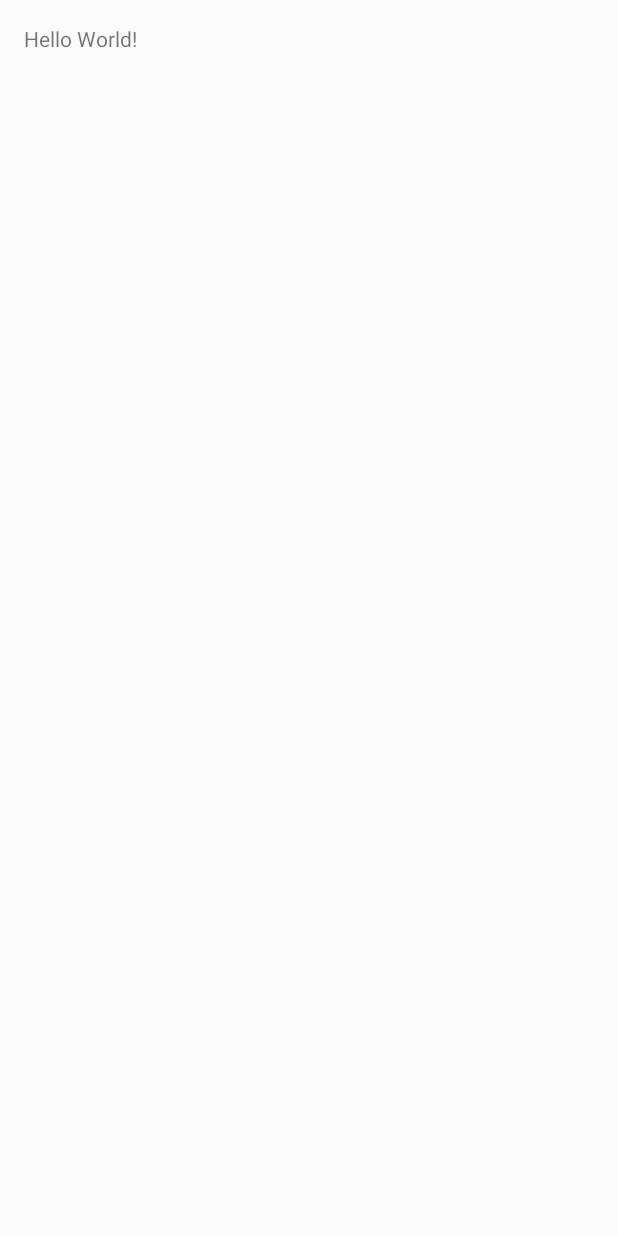
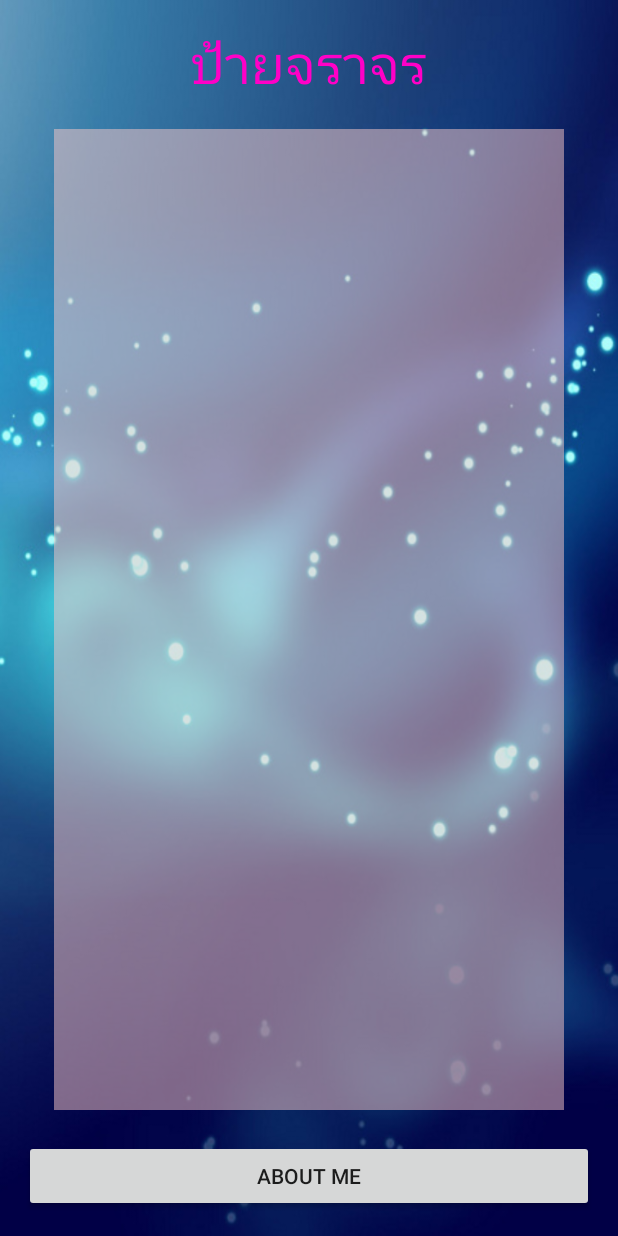
Before and after one commit to yaowalukMuz/My-Traffic, an Android app: the screen it shows after launch (MainActivity), on a phone screen of 412 x 824 dp. Before the commit the screen is almost empty. Run offline under Robolectric (Android 15) with nearby library versions, the phone set to English and light mode, and no system bars.

Commit message:
Design UI Main

```diff
--- a/app/src/main/res/layout/activity_main.xml
+++ b/app/src/main/res/layout/activity_main.xml
@@ -7,10 +7,32 @@
     android:paddingLeft="@dimen/activity_horizontal_margin"
     android:paddingRight="@dimen/activity_horizontal_margin"
     android:paddingTop="@dimen/activity_vertical_margin"
-    tools:context="com.hitachi_tstv.yaowaluk.yaowaluk.mytraffic.MainActivity">
+    tools:context="com.hitachi_tstv.yaowaluk.yaowaluk.mytraffic.MainActivity"
+    android:background="@drawable/bg8">
 
     <TextView
         android:layout_width="wrap_content"
         android:layout_height="wrap_content"
-        android:text="Hello World!" />
+        android:text="@string/head_main"
+        android:id="@+id/textView"
+        android:textSize="@dimen/h1"
+        android:layout_centerHorizontal="true"
+        android:textColor="@color/text" />
+
+    <Button
+        android:layout_width="match_parent"
+        android:layout_height="wrap_content"
+        android:text="@string/about_me_btn"
+        android:id="@+id/button"
+        android:layout_alignParentBottom="true" />
+
+    <ListView
+        android:layout_width="wrap_content"
+        android:layout_height="wrap_content"
+        android:id="@+id/listView"
+        android:layout_below="@+id/textView"
+        android:layout_above="@+id/button"
+        android:layout_margin="20dp"
+        android:background="#82f9c8c8" />
+
 </RelativeLayout>
--- a/app/src/main/res/values/colors.xml
+++ b/app/src/main/res/values/colors.xml
@@ -3,4 +3,7 @@
     <color name="colorPrimary">#3F51B5</color>
     <color name="colorPrimaryDark">#303F9F</color>
     <color name="colorAccent">#FF4081</color>
+
+
+    <color name="text">#FF00C7</color>
 </resources>
--- a/app/src/main/res/values/dimens.xml
+++ b/app/src/main/res/values/dimens.xml
@@ -2,4 +2,7 @@
     <!-- Default screen margins, per the Android Design guidelines. -->
     <dimen name="activity_horizontal_margin">16dp</dimen>
     <dimen name="activity_vertical_margin">16dp</dimen>
+    <dimen name="h1">35sp</dimen>
+    <dimen name="h2">20sp</dimen>
+
 </resources>
--- a/app/src/main/res/values/strings.xml
+++ b/app/src/main/res/values/strings.xml
@@ -1,3 +1,8 @@
 <resources>
-    <string name="app_name">My Traffic</string>
+    <string name="app_name">Easy Traffic</string>
+
+
+    <string name="head_main">ป้ายจราจร</string>
+    <string name="about_me_btn">About Me</string>
+
 </resources>
```
Also changed, not shown: app/src/main/res/drawable/bg11.png (added), app/src/main/res/drawable/bg6.png (added), app/src/main/res/drawable/bg8.png (added).
